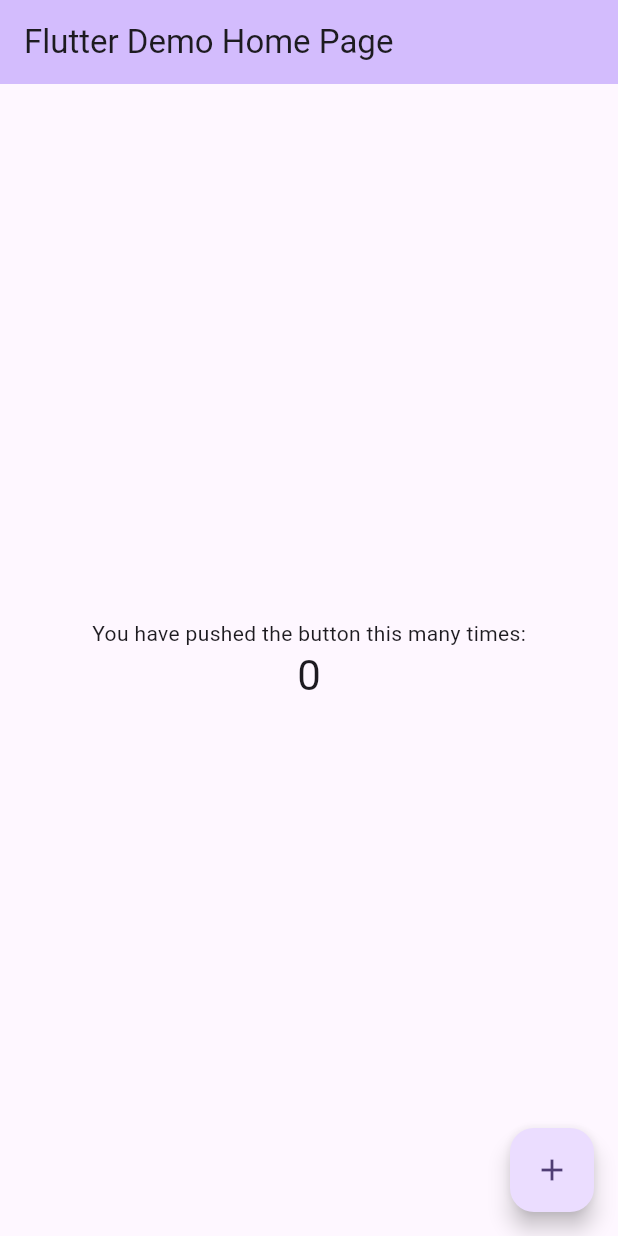
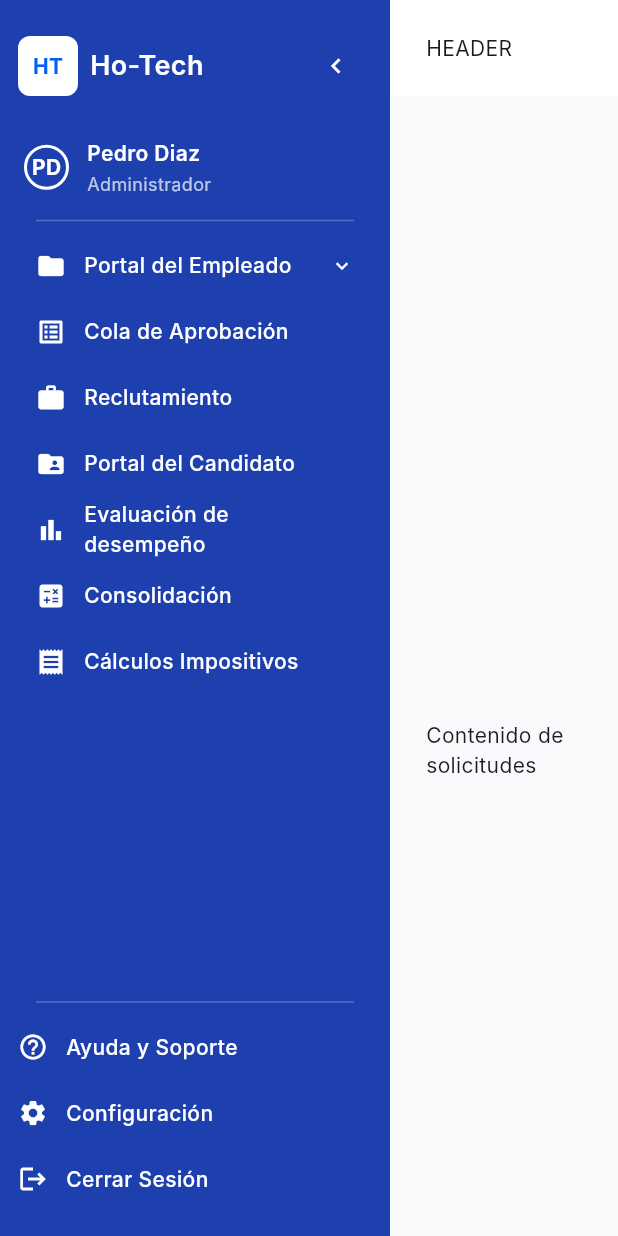
Before and after one commit to PedroSiccha/reto_atiksoluciones, a Flutter app: the screen it shows after launch, on a phone screen of 412 x 824 dp. Run offline on Flutter 3.47's test engine with Material 3 defaults, Android fonts, the phone set to English and light mode, and no system bars; our stand-ins replace go_router; Roboto replaces fonts that are missing (Inter).

Commit message:
feat: Implementacion del Sidebar

```diff
--- /dev/null
+++ b/lib/app.dart
@@ -0,0 +1,16 @@
+import 'package:flutter/material.dart';
+import 'package:reto_atiksoluciones/core/router/app_router.dart';
+import 'package:reto_atiksoluciones/core/theme/app_theme.dart';
+
+class MyApp extends StatelessWidget {
+  const MyApp({super.key});
+
+  @override
+  Widget build(BuildContext context) {
+    return MaterialApp.router(
+      debugShowCheckedModeBanner: false,
+      theme: AppTheme.lightTheme,
+      routerConfig: AppRouter.router,
+    );
+  }
+}
--- /dev/null
+++ b/lib/core/constants/app_colors.dart
@@ -0,0 +1,8 @@
+import 'package:flutter/material.dart';
+
+class AppColors {
+  static const Color sidebarBlue = Color(0xFF1e40af);
+  static const Color headerDark = Color(0xFF1E1E2D);
+  static const Color lightGrey = Color(0xFFF3F6F9);
+  static const Color textDark = Color(0xFF181C32);
+}
--- /dev/null
+++ b/lib/core/layout/base_scaffold.dart
@@ -0,0 +1,51 @@
+import 'package:flutter/material.dart';
+import 'package:reto_atiksoluciones/core/layout/widgets/sidebar/sidebar_widget.dart';
+
+class BaseScaffold extends StatelessWidget {
+  final Widget child;
+
+  const BaseScaffold({super.key, required this.child});
+
+  @override
+  Widget build(BuildContext context) {
+    return Scaffold(
+      body: LayoutBuilder(
+        builder: (context, constraints) {
+          return Row(
+            children: [
+              const SidebarWidget(),
+              Expanded(
+                child: Column(
+                  children: [
+                    Container(
+                      height: 64,
+                      color: Colors.white,
+                      padding: const EdgeInsets.symmetric(horizontal: 24),
+                      alignment: Alignment.centerLeft,
+                      child: Row(
+                        children: const [
+                          Expanded(child: Text('HEADER')),
+                        ],
+                      ),
+                    ),
+                    Expanded(
+                      child: SingleChildScrollView(
+                        child: Padding(
+                          padding: const EdgeInsets.all(24),
+                          child: ConstrainedBox(
+                            constraints: BoxConstraints(minHeight: constraints.maxHeight),
+                            child: child,
+                          ),
+                        ),
+                      ),
+                    ),
+                  ],
+                ),
+              ),
+            ],
+          );
+        },
+      ),
+    );
+  }
+}
--- /dev/null
+++ b/lib/core/layout/widgets/sidebar/menu_section.dart
@@ -0,0 +1,14 @@
+import 'package:flutter/material.dart';
+import 'package:reto_atiksoluciones/core/layout/widgets/sidebar/menu_sub_item.dart';
+
+class MenuSection {
+  final String title;
+  final IconData icon;
+  final List<MenuSubItem> children;
+
+  MenuSection({
+    required this.title,
+    required this.icon,
+    this.children = const [],
+  });
+}
--- /dev/null
+++ b/lib/core/layout/widgets/sidebar/menu_sub_item.dart
@@ -0,0 +1,8 @@
+import 'package:flutter/material.dart';
+
+class MenuSubItem {
+  final String title;
+  final IconData icon;
+
+  MenuSubItem({required this.title, required this.icon});
+}
--- /dev/null
+++ b/lib/core/layout/widgets/sidebar/sidebar_header.dart
@@ -0,0 +1,66 @@
+import 'package:flutter/material.dart';
+
+class SidebarHeader extends StatelessWidget {
+  final bool isCollapsed;
+  final VoidCallback onToggle;
+
+  const SidebarHeader({
+    super.key,
+    required this.isCollapsed,
+    required this.onToggle,
+  });
+
+  @override
+  Widget build(BuildContext context) {
+    return Padding(
+      padding: const EdgeInsets.symmetric(horizontal: 12, vertical: 4),
+      child: Row(
+        mainAxisSize: MainAxisSize.max,
+        children: [
+          Container(
+            width: 40,
+            height: 40,
+            decoration: BoxDecoration(
+              color: Colors.white,
+              borderRadius: BorderRadius.circular(8),
+            ),
+            alignment: Alignment.center,
+            child: const Text(
+              "HT",
+              style: TextStyle(
+                fontSize: 14,
+                fontWeight: FontWeight.bold,
+                color: Color(0xFF0061F2),
+              ),
+            ),
+          ),
+          if (!isCollapsed) ...[
+            const SizedBox(width: 8),
+            Expanded(
+              child: Text(
+                "Ho-Tech",
+                style: const TextStyle(
+                  color: Colors.white,
+                  fontSize: 18,
+                  fontWeight: FontWeight.w600,
+                ),
+                overflow: TextOverflow.ellipsis,
+              ),
+            ),
+          ],
+          IconButton(
+            onPressed: onToggle,
+            icon: Icon(
+              isCollapsed ? Icons.chevron_right : Icons.chevron_left,
+              color: Colors.white,
+              size: 20,
+            ),
+            padding: EdgeInsets.zero,
+            constraints: const BoxConstraints(minWidth: 25, minHeight: 40),
+            tooltip: isCollapsed ? "Expandir" : "Colapsar",
+          ),
+        ],
+      ),
+    );
+  }
+}
--- /dev/null
+++ b/lib/core/layout/widgets/sidebar/sidebar_item.dart
@@ -0,0 +1,73 @@
+import 'package:flutter/material.dart';
+
+class SidebarItem extends StatelessWidget {
+  final String title;
+  final IconData icon;
+  final bool isActive;
+  final bool isHovered;
+  final bool isCollapsed;
+  final VoidCallback? onTap;
+
+  const SidebarItem({
+    super.key,
+    required this.title,
+    required this.icon,
+    this.isActive = false,
+    this.isHovered = false,
+    this.isCollapsed = false,
+    this.onTap,
+  });
+
+  @override
+  Widget build(BuildContext context) {
+    final backgroundColor = isActive
+        ? Colors.white.withOpacity(0.1)
+        : isHovered
+        ? Colors.white.withOpacity(0.05)
+        : Colors.transparent;
+
+    final borderLeft = isActive || isHovered
+        ? const Border(
+      left: BorderSide(color: Colors.white, width: 4),
+    )
+        : null;
+
+    return MouseRegion(
+      cursor: SystemMouseCursors.click,
+      child: InkWell(
+        borderRadius: BorderRadius.circular(6),
+        onTap: onTap,
+        child: Padding(
+          padding: const EdgeInsets.all(4.0),
+          child: Container(
+            height: 40,
+            padding: const EdgeInsets.symmetric(horizontal: 20),
+            decoration: BoxDecoration(
+              color: backgroundColor,
+              borderRadius: BorderRadius.circular(6),
+              border: borderLeft,
+            ),
+            child: Row(
+              children: [
+                Icon(icon, color: Colors.white, size: 18),
+                if (!isCollapsed) ...[
+                  const SizedBox(width: 12),
+                  Expanded(
+                    child: Text(
+                      title,
+                      style: const TextStyle(
+                        fontSize: 13,
+                        color: Colors.white,
+                        fontWeight: FontWeight.w500,
+                      ),
+                    ),
+                  ),
+                ],
+              ],
+            ),
+          ),
+        ),
+      ),
+    );
+  }
+}
--- /dev/null
+++ b/lib/core/layout/widgets/sidebar/sidebar_section.dart
@@ -0,0 +1,80 @@
+import 'package:flutter/material.dart';
+
+class SidebarSection extends StatelessWidget {
+  final String title;
+  final IconData icon;
+  final bool isExpanded;
+  final bool isActive;
+  final bool isHovered;
+  final bool showToggleIcon;
+  final bool isCollapsed;
+  final VoidCallback? onTap;
+
+  const SidebarSection({
+    super.key,
+    required this.title,
+    required this.icon,
+    this.isExpanded = false,
+    this.isActive = false,
+    this.isHovered = false,
+    this.showToggleIcon = false,
+    this.isCollapsed = false,
+    this.onTap,
+  });
+
+  @override
+  Widget build(BuildContext context) {
+    final backgroundColor = isActive
+        ? Colors.white.withOpacity(0.1)
+        : isHovered
+        ? Colors.white.withOpacity(0.033)
+        : Colors.transparent;
+
+    final borderLeft = isActive || isHovered
+        ? const Border(
+      left: BorderSide(color: Colors.white, width: 4),
+    )
+        : null;
+
+    return MouseRegion(
+      cursor: SystemMouseCursors.click,
+      child: InkWell(
+        borderRadius: BorderRadius.circular(6),
+        onTap: onTap,
+        child: Container(
+          height: 44,
+          padding: const EdgeInsets.symmetric(horizontal: 12),
+          decoration: BoxDecoration(
+            color: backgroundColor,
+            borderRadius: BorderRadius.circular(6),
+            border: borderLeft,
+          ),
+          child: Row(
+            children: [
+              Icon(icon, color: Colors.white, size: 20),
+              if (!isCollapsed) ...[
+                const SizedBox(width: 12),
+                Expanded(
+                  child: Text(
+                    title,
+                    style: const TextStyle(
+                      fontSize: 14,
+                      fontWeight: FontWeight.w500,
+                      color: Colors.white,
+                    ),
+                  ),
+                ),
+                if (showToggleIcon)
+                  Icon(
+                    isExpanded ? Icons.expand_less : Icons.expand_more,
+                    size: 16,
+                    color: Colors.white,
+                  ),
+              ],
+            ],
+          ),
+        ),
+      ),
+    );
+  }
+}
--- /dev/null
+++ b/lib/core/layout/widgets/sidebar/sidebar_user_card.dart
@@ -0,0 +1,57 @@
+import 'package:flutter/material.dart';
+import 'package:reto_atiksoluciones/core/constants/app_colors.dart';
+
+class SidebarUserCard extends StatelessWidget {
+  const SidebarUserCard({super.key});
+
+  @override
+  Widget build(BuildContext context) {
+    return Padding(
+      padding: const EdgeInsets.symmetric(horizontal: 16, vertical: 8),
+      child: Row(
+        children: [
+          Container(
+            width: 30,
+            height: 30,
+            decoration: BoxDecoration(
+              color: AppColors.sidebarBlue,
+              borderRadius: BorderRadius.circular(20),
+              border: Border.all(color: Colors.white, width: 2),
+            ),
+            alignment: Alignment.center,
+            child: const Text(
+              "PD",
+              style: TextStyle(
+                color: Colors.white,
+                fontWeight: FontWeight.bold,
+              ),
+            ),
+          ),
+          const SizedBox(width: 12),
+          Column(
+            crossAxisAlignment: CrossAxisAlignment.start,
+            children: const [
+              Text(
+                "Pedro Diaz",
+                style: TextStyle(
+                  color: Colors.white,
+                  fontSize: 14,
+                  fontWeight: FontWeight.w600,
+                ),
+              ),
+              SizedBox(height: 2),
+              Text(
+                "Administrador",
+                style: TextStyle(
+                  color: Colors.white70,
+                  fontSize: 12,
+                  fontWeight: FontWeight.w400,
+                ),
+              ),
+            ],
+          )
+        ],
+      ),
+    );
+  }
+}
--- /dev/null
+++ b/lib/core/layout/widgets/sidebar/sidebar_widget.dart
@@ -0,0 +1,142 @@
+import 'package:flutter/material.dart';
+import 'package:reto_atiksoluciones/core/constants/app_colors.dart';
+import 'package:reto_atiksoluciones/core/layout/widgets/sidebar/menu_section.dart';
+import 'package:reto_atiksoluciones/core/layout/widgets/sidebar/menu_sub_item.dart';
+import 'package:reto_atiksoluciones/core/layout/widgets/sidebar/sidebar_header.dart';
+import 'package:reto_atiksoluciones/core/layout/widgets/sidebar/sidebar_item.dart';
+import 'package:reto_atiksoluciones/core/layout/widgets/sidebar/sidebar_section.dart';
+import 'package:reto_atiksoluciones/core/layout/widgets/sidebar/sidebar_user_card.dart';
+
+class SidebarWidget extends StatefulWidget {
+  const SidebarWidget({super.key});
+
+  @override
+  State<SidebarWidget> createState() => _SidebarWidgetState();
+}
+
+class _SidebarWidgetState extends State<SidebarWidget> {
+  int? selectedSectionIndex;
+  ({int section, int index})? selectedSubItem;
+  int? expandedIndex;
+  int? hoveredSectionIndex;
+  ({int section, int index})? hoveredSubItem;
+  bool isCollapsed = false;
+
+  final List<MenuSection> sections = [
+    MenuSection(title: "Portal del Empleado", icon: Icons.folder, children: [
+      MenuSubItem(title: "Solicitudes", icon: Icons.description),
+      MenuSubItem(title: "Comprobantes de Pago", icon: Icons.receipt_long),
+      MenuSubItem(title: "Informe de Cursos", icon: Icons.school),
+    ]),
+    MenuSection(title: "Cola de Aprobación", icon: Icons.list_alt),
+    MenuSection(title: "Reclutamiento", icon: Icons.work),
+    MenuSection(title: "Portal del Candidato", icon: Icons.folder_shared),
+    MenuSection(title: "Evaluación de desempeño", icon: Icons.bar_chart),
+    MenuSection(title: "Consolidación", icon: Icons.calculate),
+    MenuSection(title: "Cálculos Impositivos", icon: Icons.receipt),
+  ];
+
+  void onSectionTap(int index) {
+    setState(() {
+      selectedSectionIndex = index;
+      selectedSubItem = null;
+      if (sections[index].children.isNotEmpty) {
+        expandedIndex = expandedIndex == index ? null : index;
+      }
+    });
+  }
+
+  void onSubItemTap(int sectionIndex, int itemIndex) {
+    setState(() {
+      selectedSubItem = (section: sectionIndex, index: itemIndex);
+      selectedSectionIndex = sectionIndex;
+    });
+  }
+
+  void toggleCollapse() {
+    setState(() {
+      isCollapsed = !isCollapsed;
+    });
+  }
+
+  @override
+  Widget build(BuildContext context) {
+    return Container(
+      width: isCollapsed ? 90 : 260,
+      height: double.infinity,
+      color: AppColors.sidebarBlue,
+      padding: const EdgeInsets.symmetric(vertical: 16),
+      child: Column(
+        children: [
+          SidebarHeader(
+            isCollapsed: isCollapsed,
+            onToggle: toggleCollapse,
+          ),
+          const SizedBox(height: 12),
+          if (!isCollapsed) const SidebarUserCard(),
+          const Divider(color: Colors.white24, indent: 24, endIndent: 24),
+          Expanded(
+            child: ListView.builder(
+              padding: const EdgeInsets.symmetric(horizontal: 12),
+              itemCount: sections.length,
+              itemBuilder: (context, index) {
+                final section = sections[index];
+                final isActive = selectedSectionIndex == index;
+                final isExpanded = expandedIndex == index;
+                final isHovered = hoveredSectionIndex == index;
+
+                return Column(
+                  crossAxisAlignment: CrossAxisAlignment.start,
+                  children: [
+                    MouseRegion(
+                      onEnter: (_) => setState(() => hoveredSectionIndex = index),
+                      onExit: (_) => setState(() => hoveredSectionIndex = null),
+                      child: SidebarSection(
+                        title: section.title,
+                        icon: section.icon,
+                        isActive: isActive,
+                        isExpanded: isExpanded,
+                        isHovered: isHovered,
+                        showToggleIcon: section.children.isNotEmpty,
+                        onTap: () => onSectionTap(index),
+                        isCollapsed: isCollapsed,
+                      ),
+                    ),
+                    if (isExpanded && !isCollapsed)
+                      Padding(
+                        padding: const EdgeInsets.only(left: 8),
+                        child: Column(
+                          children: List.generate(section.children.length, (subIndex) {
+                            final item = section.children[subIndex];
+                            final isSubActive = selectedSubItem?.section == index && selectedSubItem?.index == subIndex;
+                            final isSubHovered = hoveredSubItem?.section == index && hoveredSubItem?.index == subIndex;
+
+                            return MouseRegion(
+                              onEnter: (_) => setState(() => hoveredSubItem = (section: index, index: subIndex)),
+                              onExit: (_) => setState(() => hoveredSubItem = null),
+                              child: SidebarItem(
+                                title: item.title,
+                                icon: item.icon,
+                                isActive: isSubActive,
+                                isHovered: isSubHovered,
+                                onTap: () => onSubItemTap(index, subIndex),
+                                isCollapsed: isCollapsed,
+                              ),
+                            );
+                          }),
+                        ),
+                      ),
+                  ],
+                );
+              },
+            ),
+          ),
+          const Divider(color: Colors.white24, indent: 24, endIndent: 24),
+          SidebarSection(title: "Ayuda y Soporte", icon: Icons.help_outline, isActive: false, isHovered: false, isCollapsed: isCollapsed),
+          SidebarSection(title: "Configuración", icon: Icons.settings, isActive: false, isHovered: false, isCollapsed: isCollapsed),
+          SidebarSection(title: "Cerrar Sesión", icon: Icons.logout, isActive: false, isHovered: false, isCollapsed: isCollapsed),
+        ],
+      ),
+    );
+  }
+}
--- /dev/null
+++ b/lib/core/router/app_router.dart
@@ -0,0 +1,14 @@
+import 'package:go_router/go_router.dart';
+import 'package:reto_atiksoluciones/features/requests/presentation/pages/requests_page.dart';
+
+class AppRouter {
+  static final router = GoRouter(
+    initialLocation: '/solicitudes',
+    routes: [
+      GoRoute(
+        path: '/solicitudes',
+        builder: (context, state) => const RequestsPage(),
+      ),
+    ],
+  );
+}
--- /dev/null
+++ b/lib/core/shared/controllers/sidebar_hover_controller.dart
@@ -0,0 +1,16 @@
+import 'package:flutter/material.dart';
+
+class SidebarHoverController extends ChangeNotifier {
+  int? _hoveredIndex;
+
+  int? get hoveredIndex => _hoveredIndex;
+
+  void setHoveredIndex(int? index) {
+    if (_hoveredIndex != index) {
+      _hoveredIndex = index;
+      notifyListeners();
+    }
+  }
+
+  bool isHovered(int index) => _hoveredIndex == index;
+}
--- /dev/null
+++ b/lib/core/theme/app_theme.dart
@@ -0,0 +1,10 @@
+import 'package:flutter/material.dart';
+
+class AppTheme {
+  static final lightTheme = ThemeData(
+    scaffoldBackgroundColor: const Color(0xFFF9FAFB),
+    primaryColor: const Color(0xFF0061F2),
+    useMaterial3: true,
+    fontFamily: 'Inter',
+  );
+}
--- /dev/null
+++ b/lib/features/requests/presentation/pages/requests_page.dart
@@ -0,0 +1,13 @@
+import 'package:flutter/material.dart';
+import 'package:reto_atiksoluciones/core/layout/base_scaffold.dart';
+
+class RequestsPage extends StatelessWidget {
+  const RequestsPage({super.key});
+
+  @override
+  Widget build(BuildContext context) {
+    return const BaseScaffold(
+      child: Center(child: Text('Contenido de solicitudes')),
+    );
+  }
+}
--- a/lib/main.dart
+++ b/lib/main.dart
@@ -1,122 +1,15 @@
 import 'package:flutter/material.dart';
+import 'package:provider/provider.dart';
+import 'package:reto_atiksoluciones/app.dart';
+import 'package:reto_atiksoluciones/core/shared/controllers/sidebar_hover_controller.dart';
 
 void main() {
-  runApp(const MyApp());
+  runApp(
+    MultiProvider(
+      providers: [
+        ChangeNotifierProvider(create: (_) => SidebarHoverController()),
+      ],
+      child: const MyApp(),
+    ),
+  );
 }
-
-class MyApp extends StatelessWidget {
-  const MyApp({super.key});
-
-  // This widget is the root of your application.
-  @override
-  Widget build(BuildContext context) {
-    return MaterialApp(
-      title: 'Flutter Demo',
-      theme: ThemeData(
-        // This is the theme of your application.
-        //
-        // TRY THIS: Try running your application with "flutter run". You'll see
-        // the application has a purple toolbar. Then, without quitting the app,
-        // try changing the seedColor in the colorScheme below to Colors.green
-        // and then invoke "hot reload" (save your changes or press the "hot
-        // reload" button in a Flutter-supported IDE, or press "r" if you used
-        // the command line to start the app).
-        //
-        // Notice that the counter didn't reset back to zero; the application
-        // state is not lost during the reload. To reset the state, use hot
-        // restart instead.
-        //
-        // This works for code too, not just values: Most code changes can be
-        // tested with just a hot reload.
-        colorScheme: ColorScheme.fromSeed(seedColor: Colors.deepPurple),
-      ),
-      home: const MyHomePage(title: 'Flutter Demo Home Page'),
-    );
-  }
-}
-
-class MyHomePage extends StatefulWidget {
-  const MyHomePage({super.key, required this.title});
-
-  // This widget is the home page of your application. It is stateful, meaning
-  // that it has a State object (defined below) that contains fields that affect
-  // how it looks.
-
-  // This class is the configuration for the state. It holds the values (in this
-  // case the title) provided by the parent (in this case the App widget) and
-  // used by the build method of the State. Fields in a Widget subclass are
-  // always marked "final".
-
-  final String title;
-
-  @override
-  State<MyHomePage> createState() => _MyHomePageState();
-}
-
-class _MyHomePageState extends State<MyHomePage> {
-  int _counter = 0;
-
-  void _incrementCounter() {
-    setState(() {
-      // This call to setState tells the Flutter framework that something has
-      // changed in this State, which causes it to rerun the build method below
-      // so that the display can reflect the updated values. If we changed
-      // _counter without calling setState(), then the build method would not be
-      // called again, and so nothing would appear to happen.
-      _counter++;
-    });
-  }
-
-  @override
-  Widget build(BuildContext context) {
-    // This method is rerun every time setState is called, for instance as done
-    // by the _incrementCounter method above.
-    //
-    // The Flutter framework has been optimized to make rerunning build methods
-    // fast, so that you can just rebuild anything that needs updating rather
-    // than having to individually change instances of widgets.
-    return Scaffold(
-      appBar: AppBar(
-        // TRY THIS: Try changing the color here to a specific color (to
-        // Colors.amber, perhaps?) and trigger a hot reload to see the AppBar
-        // change color while the other colors stay the same.
-        backgroundColor: Theme.of(context).colorScheme.inversePrimary,
-        // Here we take the value from the MyHomePage object that was created by
-        // the App.build method, and use it to set our appbar title.
-        title: Text(widget.title),
-      ),
-      body: Center(
-        // Center is a layout widget. It takes a single child and positions it
-        // in the middle of the parent.
-        child: Column(
-          // Column is also a layout widget. It takes a list of children and
-          // arranges them vertically. By default, it sizes itself to fit its
-          // children horizontally, and tries to be as tall as its parent.
-          //
-          // Column has various properties to control how it sizes itself and
-          // how it positions its children. Here we use mainAxisAlignment to
-          // center the children vertically; the main axis here is the vertical
-          // axis because Columns are vertical (the cross axis would be
-          // horizontal).
-          //
-          // TRY THIS: Invoke "debug painting" (choose the "Toggle Debug Paint"
-          // action in the IDE, or press "p" in the console), to see the
-          // wireframe for each widget.
-          mainAxisAlignment: MainAxisAlignment.center,
-          children: <Widget>[
-            const Text('You have pushed the button this many times:'),
-            Text(
-              '$_counter',
-              style: Theme.of(context).textTheme.headlineMedium,
-            ),
-          ],
-        ),
-      ),
-      floatingActionButton: FloatingActionButton(
-        onPressed: _incrementCounter,
-        tooltip: 'Increment',
-        child: const Icon(Icons.add),
-      ), // This trailing comma makes auto-formatting nicer for build methods.
-    );
-  }
-}
--- a/pubspec.yaml
+++ b/pubspec.yaml
@@ -34,6 +34,8 @@ dependencies:
   # The following adds the Cupertino Icons font to your application.
   # Use with the CupertinoIcons class for iOS style icons.
   cupertino_icons: ^1.0.8
+  go_router: ^13.2.1
+  provider: ^6.1.2
 
 dev_dependencies:
   flutter_test:
```
Also changed, not shown: lib/layout/dashboard_layout.dart (added), pubspec.lock, 1 other file.
